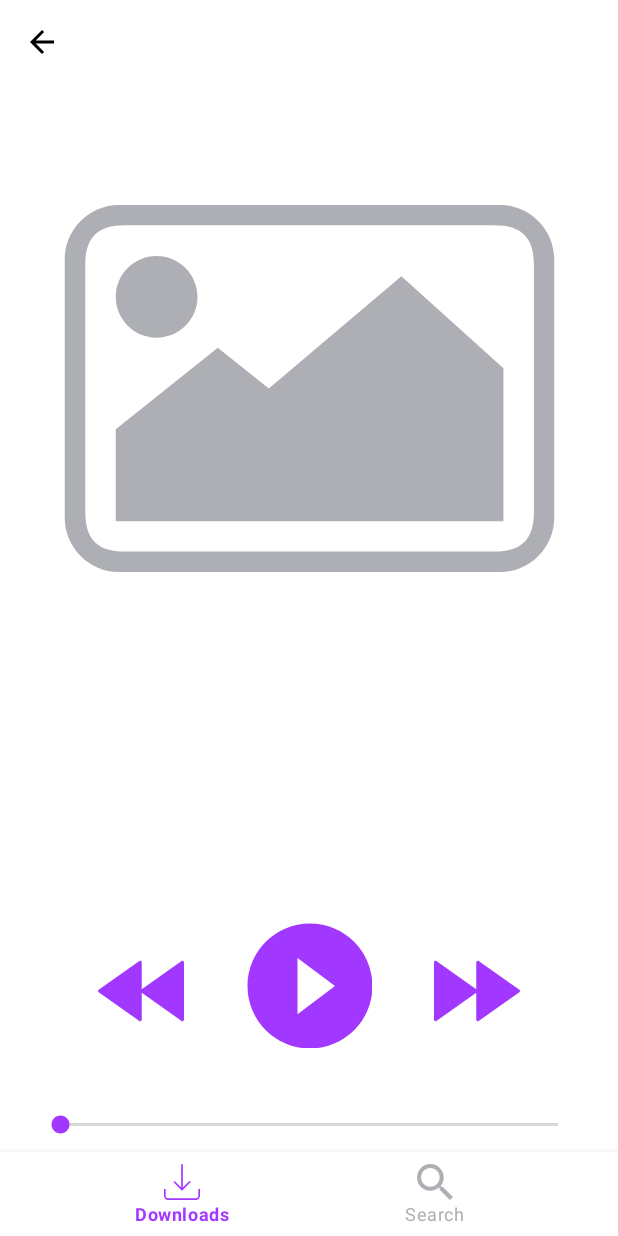
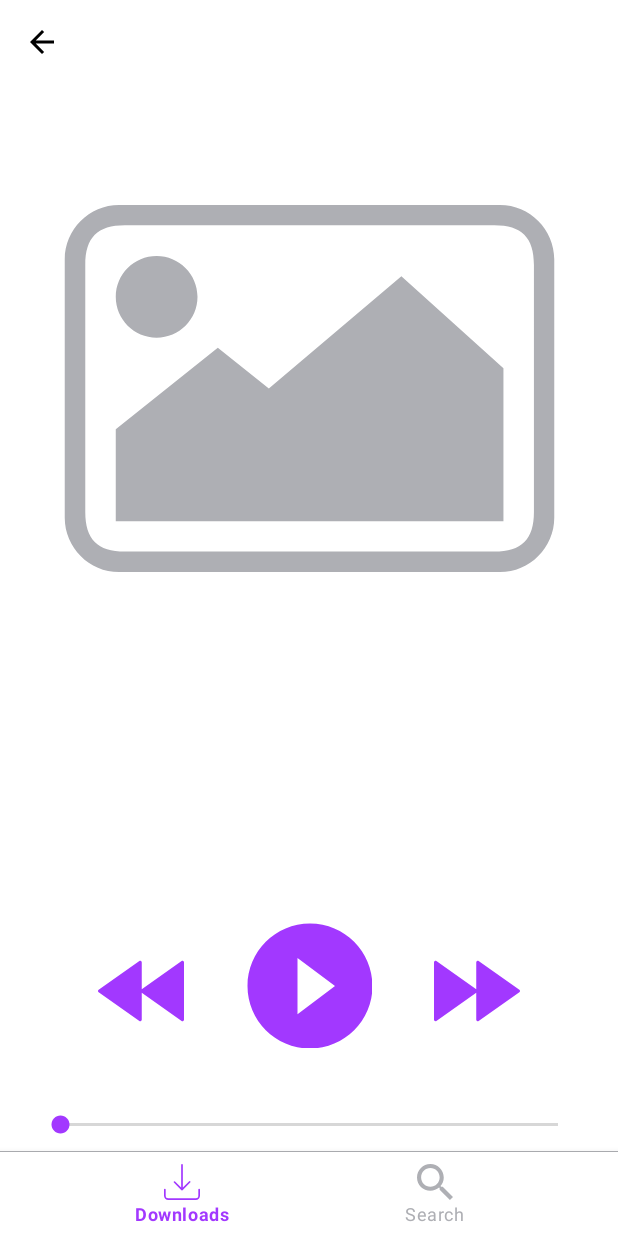
Before and after one commit to RustamFakhrutdinov/AvitoMusicApp, an Android app: the fragment PlayerFragment placed in its activity, on a phone screen of 412 x 824 dp. Run offline under Robolectric (Android 15) with nearby library versions, the phone set to English and light mode, and no system bars; our stand-ins replace navigation-ui; pictures from the network do not load; 3 statements that could not run were skipped.

Commit message:
Исправил неправильное отображение BottomNavigation в темной теме

```diff
--- /dev/null
+++ b/app/src/main/res/drawable/bottom_nav_separator.xml
@@ -0,0 +1,5 @@
+<?xml version="1.0" encoding="utf-8"?>
+<shape xmlns:android="http://schemas.android.com/apk/res/android"
+    android:shape="rectangle">
+    <solid android:color="@color/icon_grey"/>
+</shape>
--- a/app/src/main/res/layout/activity_main.xml
+++ b/app/src/main/res/layout/activity_main.xml
@@ -5,21 +5,8 @@
     android:layout_width="match_parent"
     android:layout_height="match_parent">
 
-    <com.google.android.material.bottomnavigation.BottomNavigationView
-        android:id="@+id/nav_view"
-        android:layout_width="0dp"
-        android:layout_height="wrap_content"
-        android:layout_marginStart="0dp"
-        android:layout_marginEnd="0dp"
-        android:background="?android:attr/windowBackground"
-        app:layout_constraintBottom_toBottomOf="parent"
-        app:layout_constraintLeft_toLeftOf="parent"
-        app:layout_constraintRight_toRightOf="parent"
-        app:itemIconTint="@drawable/bottom_nav_colors"
-        app:itemTextColor="@drawable/bottom_nav_colors"
-        app:menu="@menu/bottom_nav_menu" />
-
     <androidx.fragment.app.FragmentContainerView
+        style="@style/BottomNavColor"
         android:id="@+id/nav_host_fragment_activity_main"
         android:name="androidx.navigation.fragment.NavHostFragment"
         android:layout_width="match_parent"
@@ -31,4 +18,27 @@
         app:layout_constraintTop_toTopOf="parent"
         app:navGraph="@navigation/mobile_navigation" />
 
+    <View
+        android:id="@+id/divider"
+        android:layout_width="0dp"
+        android:layout_height="0.5dp"
+        android:background="@drawable/bottom_nav_separator"
+        app:layout_constraintBottom_toTopOf="@id/nav_view"
+        app:layout_constraintStart_toStartOf="parent"
+        app:layout_constraintEnd_toEndOf="parent" />
+
+    <com.google.android.material.bottomnavigation.BottomNavigationView
+        style="@style/BottomNavColor"
+        android:id="@+id/nav_view"
+        android:layout_width="0dp"
+        android:layout_height="wrap_content"
+        android:layout_marginStart="0dp"
+        android:layout_marginEnd="0dp"
+        app:layout_constraintBottom_toBottomOf="parent"
+        app:layout_constraintLeft_toLeftOf="parent"
+        app:layout_constraintRight_toRightOf="parent"
+        app:itemIconTint="@drawable/bottom_nav_colors"
+        app:itemTextColor="@drawable/bottom_nav_colors"
+        app:menu="@menu/bottom_nav_menu" />
+
 </androidx.constraintlayout.widget.ConstraintLayout>
--- a/app/src/main/res/layout/fragment_search.xml
+++ b/app/src/main/res/layout/fragment_search.xml
@@ -5,6 +5,7 @@
     tools:context="com.practicum.avitomusicapp.ui.search.SearchFragment"
     android:id="@+id/container"
     style="@style/SearchScreen"
+
     >
 
     <LinearLayout
@@ -49,7 +50,7 @@
         <androidx.recyclerview.widget.RecyclerView android:id="@+id/rvTrack"
             android:layout_width="match_parent"
             android:layout_height="wrap_content"
-
+            android:layout_marginBottom="60dp"
             android:orientation="vertical"
             app:layoutManager="androidx.recyclerview.widget.LinearLayoutManager"
             tools:itemCount="10"
--- a/app/src/main/res/values-night/styles.xml
+++ b/app/src/main/res/values-night/styles.xml
@@ -108,4 +108,7 @@
     <style name="ProgressTint">
         <item name="android:progressTint">@color/white</item>
     </style>
+    <style name="BottomNavColor">
+        <item name="android:background">@color/black</item>
+    </style>
 </resources>
--- a/app/src/main/res/values/styles.xml
+++ b/app/src/main/res/values/styles.xml
@@ -112,4 +112,8 @@
     <style name="ProgressTint">
         <item name="android:progressTint">@color/black</item>
     </style>
+
+    <style name="BottomNavColor">
+        <item name="android:background">@color/white</item>
+    </style>
 </resources>
```
